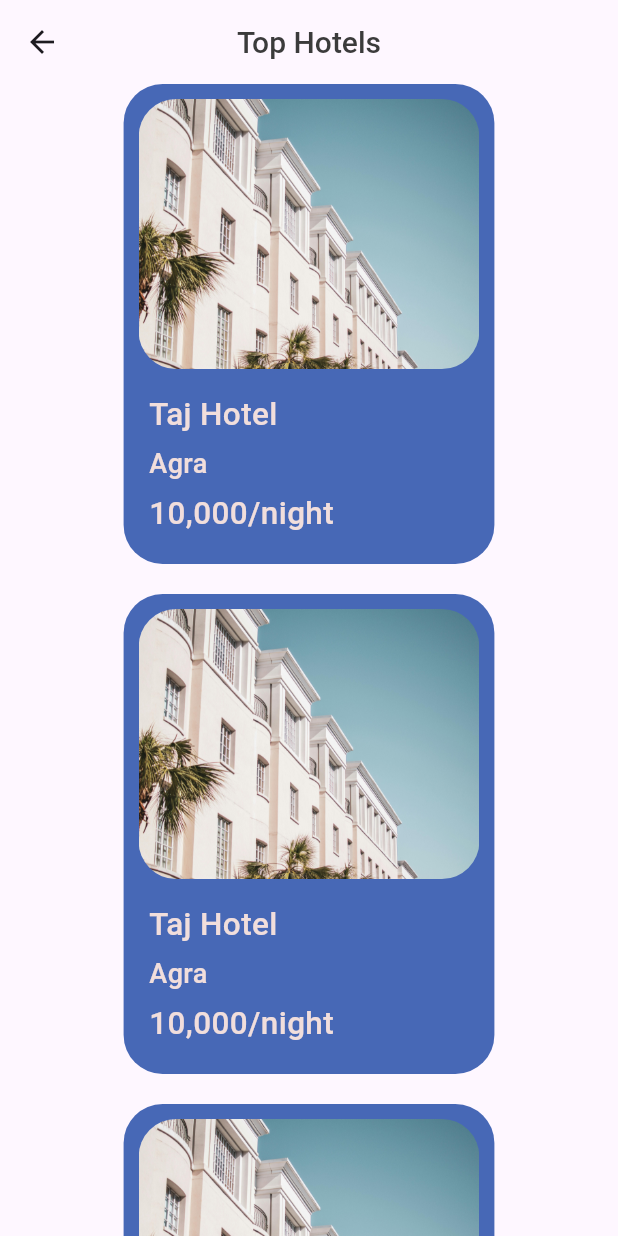
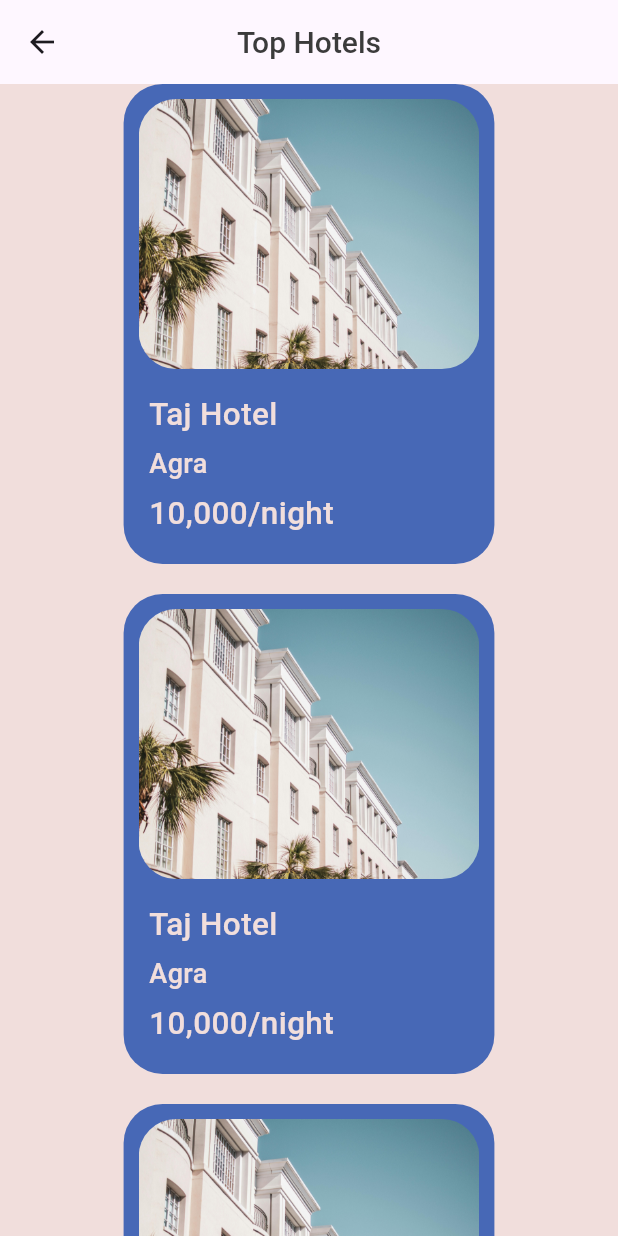
Before and after one commit to tarun1sisodia/Android-Studio-Flutter, a Flutter app: the AllHotels screen opened directly, on a phone screen of 412 x 824 dp. Run offline on Flutter 3.47's test engine with Material 3 defaults, Android fonts, the light colour scheme and no system bars.

Commit message:
Add background color

```diff
--- a/checkup2/lib/Screens/Widgets/all_hotels.dart
+++ b/checkup2/lib/Screens/Widgets/all_hotels.dart
@@ -8,6 +8,7 @@
   @override
   Widget build(BuildContext context) {
     return Scaffold(
+      backgroundColor: AppStyles.backcolor,
       appBar: AppBar(
         title: Text("Top Hotels", style: AppStyles.textStyle1),
         centerTitle: true,
```
